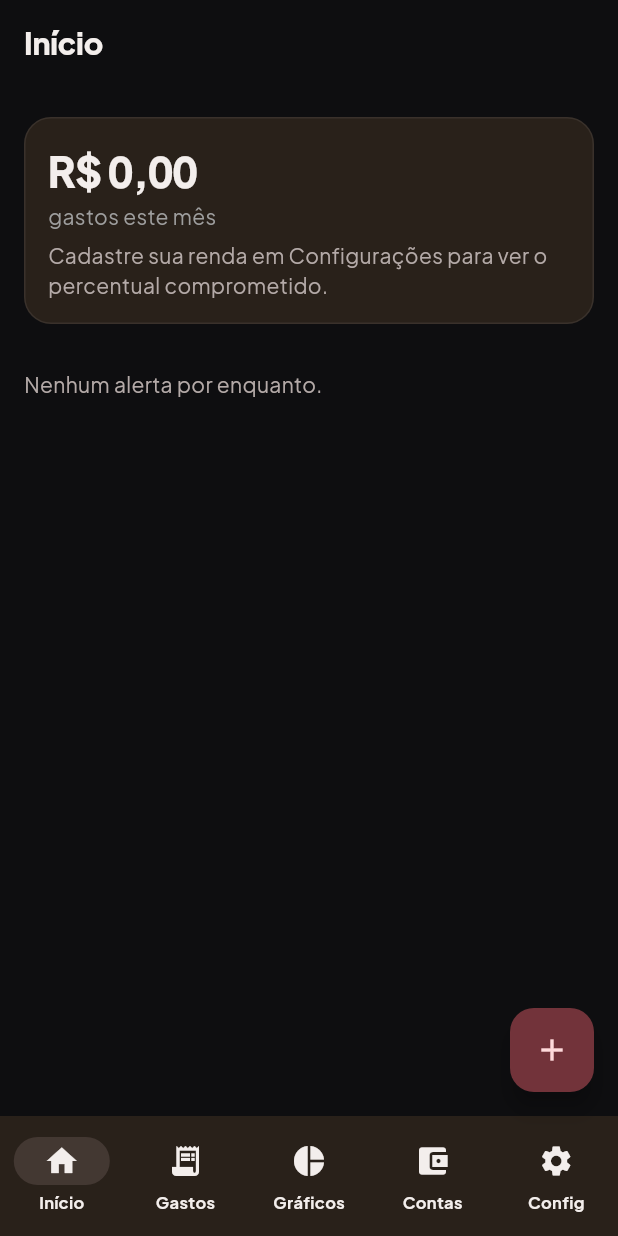
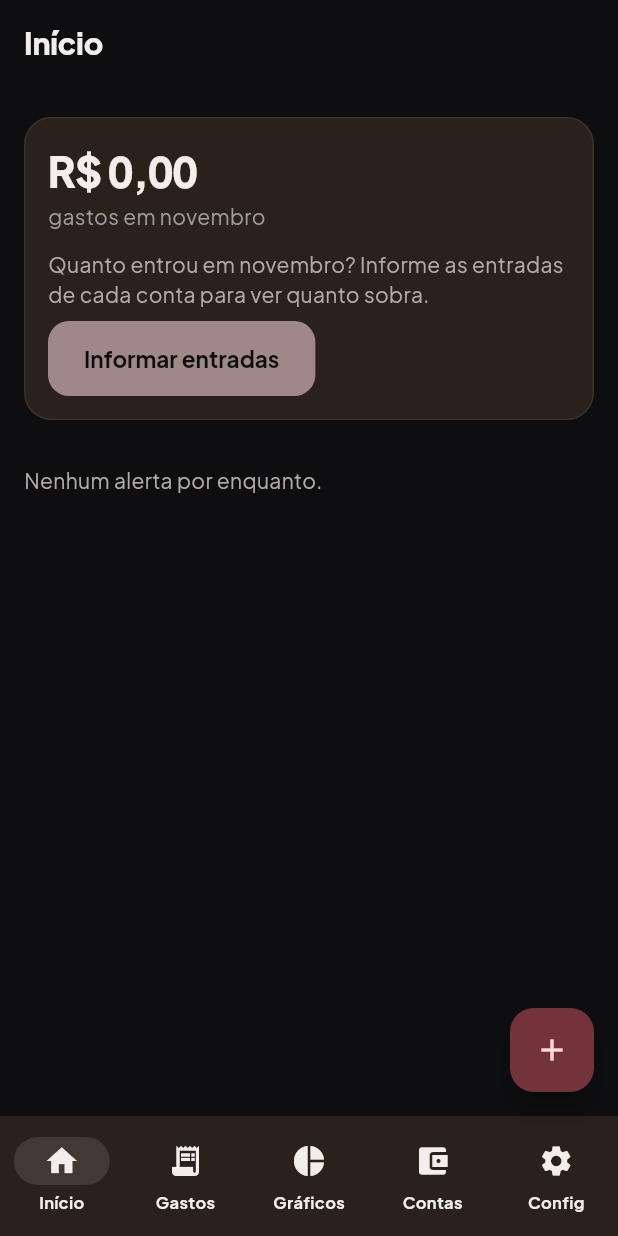
Before and after one commit to NetoPagnani/ControleGastos, a Flutter app: the screen it shows once a user with an empty profile is signed in, on a phone screen of 412 x 824 dp. Run offline on Flutter 3.47's test engine with Material 3 defaults, Android fonts, the phone set to English and light mode, and no system bars; our stand-ins replace cloud_firestore, firebase_auth, firebase_core, fl_chart, google_fonts, google_sign_in and 3 more; accounts and stored records are empty; generated files the repository leaves out were written again; network calls fail.

Commit message:
Entradas por mes e por conta no Inicio, com quanto sobra em cada conta

```diff
--- a/lib/core/privacidade.dart
+++ b/lib/core/privacidade.dart
@@ -11,7 +11,7 @@ O Controle de Gastos guarda apenas o que você digita nele, para que você veja
 
 O que é coletado
 • E-mail e identificador da sua conta, usados para login (e-mail e senha ou Google).
-• Os dados que você cadastra: gastos (valor, data, categoria, conta, descrição), contas e cartões (apelido, limite, dias de fechamento e vencimento), categorias e a renda mensal de referência.
+• Os dados que você cadastra: gastos (valor, data, categoria, conta, descrição), contas e cartões (apelido, limite, dias de fechamento e vencimento), categorias e quanto entrou em cada conta por mês.
 
 O app não acessa sua conta bancária, não lê SMS, notificações, contatos ou localização, e não exibe anúncios.
 
--- a/lib/dados/conta_usuario.dart
+++ b/lib/dados/conta_usuario.dart
@@ -2,7 +2,7 @@ import 'package:cloud_firestore/cloud_firestore.dart';
 
 import 'repositorios.dart' show colecaoDoUsuario;
 
-const _subcolecoes = ['contas', 'categorias', 'lancamentos', 'recorrencias'];
+const _subcolecoes = ['contas', 'categorias', 'lancamentos', 'recorrencias', 'entradas'];
 
 /// O Firestore aceita no maximo 500 operacoes por lote.
 const _tamanhoDoLote = 500;
--- a/lib/dados/repositorios.dart
+++ b/lib/dados/repositorios.dart
@@ -145,23 +145,29 @@ class PerfilRepositorio {
     final agora = agoraIso();
     gravarSemEsperar(_doc(usuarioId).set({
       'nome': null,
-      'renda_mensal_centavos': 0,
       'criado_em': agora,
       'atualizado_em': agora,
     }, SetOptions(merge: true)));
   }
 
-  /// Renda de referencia. Nao e transacao, so um numero que a pessoa ajusta
-  /// quando muda de salario; destrava o percentual comprometido no Inicio.
-  Stream<int> observarRendaCentavos(String usuarioId) {
-    return _doc(usuarioId).snapshots().map((d) => (d.data()?['renda_mensal_centavos'] as int?) ?? 0);
+  /// Quanto entrou em cada conta, por mes: {'2026-11': {contaId: centavos}}.
+  /// Nao sao lancamentos, so os valores que a pessoa informa no Inicio para
+  /// ver quanto sobra em cada conta. Um documento por mes em
+  /// usuarios/{uid}/entradas/{AAAA-MM}.
+  Stream<Map<String, Map<String, int>>> observarEntradas(String usuarioId) {
+    return colecaoDoUsuario(_db, usuarioId, 'entradas').snapshots().map((s) => {
+          for (final d in s.docs)
+            d.id: {
+              for (final c in ((d.data()['contas'] as Map<String, dynamic>?) ?? const {}).entries) c.key: c.value as int,
+            },
+        });
   }
 
-  Future<void> definirRendaCentavos(String usuarioId, int centavos) async {
-    gravarSemEsperar(_doc(usuarioId).set(
-      {'renda_mensal_centavos': centavos, 'atualizado_em': agoraIso()},
-      SetOptions(merge: true),
-    ));
+  /// Substitui as entradas do [mes] inteiro: conta que ficou de fora some.
+  Future<void> definirEntradas(String usuarioId, String mes, Map<String, int> valores) async {
+    gravarSemEsperar(
+      colecaoDoUsuario(_db, usuarioId, 'entradas').doc(mes).set({'contas': valores, 'atualizado_em': agoraIso()}),
+    );
   }
 }
 
--- a/lib/dominio/resumo.dart
+++ b/lib/dominio/resumo.dart
@@ -1,6 +1,72 @@
-/// Percentual dos gastos sobre a renda de referencia.
-/// Sem renda cadastrada, retorna null: a tela pede para preencher a renda.
+import 'modelos.dart';
+
+/// Percentual dos gastos sobre as entradas do mes.
+/// Sem entradas informadas, retorna null: a tela pede para informar.
 double? percentualDaRenda(int gastosCentavos, int rendaCentavos) {
   if (rendaCentavos <= 0) return null;
   return gastosCentavos / rendaCentavos * 100;
 }
+
+/// Mes como texto AAAA-MM: e a chave das entradas guardadas por mes.
+String chaveDoMes(DateTime d) => '${d.year.toString().padLeft(4, '0')}-${d.month.toString().padLeft(2, '0')}';
+
+/// Entrou, gastou e sobra de uma conta no mes.
+class SobraDaConta {
+  const SobraDaConta({required this.conta, required this.entrou, required this.gastou});
+
+  final Conta conta;
+  final int entrou;
+  final int gastou;
+
+  int get sobra => entrou - gastou;
+}
+
+class ResumoDoMes {
+  const ResumoDoMes({required this.contas, required this.gastoCartoes, required this.entrouTotal, required this.gastouTotal});
+
+  /// Contas que recebem dinheiro (tudo menos cartao de credito).
+  final List<SobraDaConta> contas;
+
+  /// Cartao de credito nao recebe entrada: o app nao sabe de qual conta a
+  /// fatura vai ser paga, entao o gasto dele so pesa na sobra total.
+  final int gastoCartoes;
+  final int entrouTotal;
+  final int gastouTotal;
+
+  int get sobraTotal => entrouTotal - gastouTotal;
+}
+
+ResumoDoMes resumoDoMes({
+  required List<Conta> contas,
+  required Map<String, int> entradas,
+  required List<Lancamento> lancamentos,
+}) {
+  final gastoPorConta = <String, int>{};
+  var gastouTotal = 0;
+  for (final l in lancamentos) {
+    gastoPorConta[l.contaId] = (gastoPorConta[l.contaId] ?? 0) + l.valorCentavos;
+    gastouTotal += l.valorCentavos;
+  }
+  final linhas = [
+    for (final c in contas)
+      if (c.tipo != 'cartao_credito') SobraDaConta(conta: c, entrou: entradas[c.id] ?? 0, gastou: gastoPorConta[c.id] ?? 0),
+  ];
+  return ResumoDoMes(
+    contas: linhas,
+    gastoCartoes: [
+      for (final c in contas)
+        if (c.tipo == 'cartao_credito') gastoPorConta[c.id] ?? 0,
+    ].fold(0, (a, b) => a + b),
+    entrouTotal: linhas.fold(0, (soma, c) => soma + c.entrou),
+    gastouTotal: gastouTotal,
+  );
+}
+
+/// Entradas de [mes] por conta. Mes ainda nao informado sugere os valores
+/// do ultimo mes informado antes dele, para a pessoa so confirmar.
+({Map<String, int> valores, bool informado}) entradasDoMes(Map<String, Map<String, int>> todas, String mes) {
+  final doMes = todas[mes];
+  if (doMes != null) return (valores: doMes, informado: true);
+  final anteriores = todas.keys.where((m) => m.compareTo(mes) < 0).toList()..sort();
+  return (valores: anteriores.isEmpty ? <String, int>{} : todas[anteriores.last]!, informado: false);
+}
--- /dev/null
+++ b/lib/telas/cartao_do_mes.dart
@@ -0,0 +1,164 @@
+import 'package:flutter/material.dart';
+
+import '../core/dinheiro.dart';
+import '../core/tema.dart';
+import '../dominio/modelos.dart';
+import '../dominio/resumo.dart';
+
+/// Cartao do mes no Inicio: quanto entrou, gastou e sobra em cada conta, os
+/// cartoes de credito numa linha propria e o total.
+class CartaoDoMes extends StatelessWidget {
+  const CartaoDoMes({
+    super.key,
+    required this.nomeDoMes,
+    required this.resumo,
+    required this.informado,
+    required this.onInformar,
+  });
+
+  final String nomeDoMes;
+  final ResumoDoMes resumo;
+
+  /// false: as entradas deste mes ainda nao foram informadas.
+  final bool informado;
+  final VoidCallback onInformar;
+
+  @override
+  Widget build(BuildContext context) {
+    final percentual = percentualDaRenda(resumo.gastouTotal, resumo.entrouTotal);
+    return Card(
+      child: Padding(
+        padding: const EdgeInsets.all(16),
+        child: Column(
+          crossAxisAlignment: CrossAxisAlignment.start,
+          children: [
+            Text('R\$ ${reais(resumo.gastouTotal)}', style: estiloValorGrande(tamanho: 28)),
+            Text('gastos em $nomeDoMes', style: const TextStyle(color: Colors.grey)),
+            const SizedBox(height: 12),
+            if (!informado) ...[
+              Text('Quanto entrou em $nomeDoMes? Informe as entradas de cada conta para ver quanto sobra.'),
+              const SizedBox(height: 8),
+              FilledButton(onPressed: onInformar, child: const Text('Informar entradas')),
+            ] else ...[
+              Row(
+                children: [
+                  Expanded(
+                    child: Text('Entradas de $nomeDoMes', style: const TextStyle(fontWeight: FontWeight.bold)),
+                  ),
+                  TextButton(onPressed: onInformar, child: const Text('editar')),
+                ],
+              ),
+              for (final c in resumo.contas) _linhaDaConta(c),
+              if (resumo.gastoCartoes != 0)
+                Padding(
+                  padding: const EdgeInsets.only(top: 6),
+                  child: Text('Cartões de crédito: gastou ${reais(resumo.gastoCartoes)}'),
+                ),
+              const Divider(height: 20),
+              _textoDaSobra(
+                'Total: entrou ${reais(resumo.entrouTotal)} · gastou ${reais(resumo.gastouTotal)} · '
+                'sobra ${reais(resumo.sobraTotal)}',
+                resumo.sobraTotal,
+                negrito: true,
+              ),
+              if (percentual != null) ...[
+                const SizedBox(height: 8),
+                Text('${percentual.toStringAsFixed(0)}% das entradas do mês'),
+                const SizedBox(height: 6),
+                ClipRRect(
+                  borderRadius: BorderRadius.circular(6),
+                  child: LinearProgressIndicator(
+                    value: (percentual / 100).clamp(0, 1),
+                    minHeight: 8,
+                    color: percentual >= 100 ? corAlerta : corAviso,
+                  ),
+                ),
+              ],
+            ],
+          ],
+        ),
+      ),
+    );
+  }
+
+  Widget _linhaDaConta(SobraDaConta c) {
+    return Padding(
+      padding: const EdgeInsets.only(top: 6),
+      child: Column(
+        crossAxisAlignment: CrossAxisAlignment.start,
+        children: [
+          Text(c.conta.apelido),
+          _textoDaSobra(
+            'entrou ${reais(c.entrou)} · gastou ${reais(c.gastou)} · sobra ${reais(c.sobra)}',
+            c.sobra,
+          ),
+        ],
+      ),
+    );
+  }
+
+  /// Sobra negativa em vermelho: gastou mais do que entrou.
+  Widget _textoDaSobra(String texto, int sobra, {bool negrito = false}) {
+    return Text(
+      texto,
+      style: TextStyle(
+        color: sobra < 0 ? corAlerta : null,
+        fontWeight: negrito ? FontWeight.bold : null,
+      ),
+    );
+  }
+}
+
+/// Janela para informar quanto entrou em cada conta no mes. Cartao de
+/// credito fica de fora. Vem preenchida com [sugeridas] (o mes anterior).
+/// Devolve os valores maiores que zero, ou null se cancelar.
+Future<Map<String, int>?> pedirEntradas(
+  BuildContext context, {
+  required String nomeDoMes,
+  required List<Conta> contas,
+  required Map<String, int> sugeridas,
+}) {
+  final queRecebem = [for (final c in contas) if (c.tipo != 'cartao_credito') c];
+  final campos = {
+    for (final c in queRecebem)
+      c.id: TextEditingController(text: sugeridas[c.id] == null ? '' : _paraCampo(sugeridas[c.id]!)),
+  };
+  return showDialog<Map<String, int>>(
+    context: context,
+    builder: (context) => AlertDialog(
+      title: Text('Entradas de $nomeDoMes'),
+      content: SingleChildScrollView(
+        child: Column(
+          mainAxisSize: MainAxisSize.min,
+          children: [
+            const Text('Quanto entrou em cada conta neste mês (salário, vale, Pix recebido...).'),
+            if (queRecebem.isEmpty)
+              const Padding(
+                padding: EdgeInsets.only(top: 12),
+                child: Text('Cadastre uma conta que não seja cartão de crédito em Contas.'),
+              ),
+            for (final c in queRecebem)
+              TextField(
+                controller: campos[c.id],
+                keyboardType: const TextInputType.numberWithOptions(decimal: true),
+                decoration: InputDecoration(labelText: c.apelido, prefixText: 'R\$ '),
+              ),
+          ],
+        ),
+      ),
+      actions: [
+        TextButton(onPressed: () => Navigator.pop(context), child: const Text('Cancelar')),
+        FilledButton(
+          onPressed: () => Navigator.pop(context, {
+            for (final c in queRecebem)
+              if ((centavosDeTexto(campos[c.id]!.text) ?? 0) > 0) c.id: centavosDeTexto(campos[c.id]!.text)!,
+          }),
+          child: const Text('Salvar'),
+        ),
+      ],
+    ),
+  );
+}
+
+/// 300000 -> "3000,00": sem ponto de milhar, mais facil de editar.
+String _paraCampo(int centavos) => '${centavos ~/ 100},${(centavos % 100).toString().padLeft(2, '0')}';
--- a/lib/telas/inicio.dart
+++ b/lib/telas/inicio.dart
@@ -9,6 +9,8 @@ import '../dados/repositorios.dart';
 import '../dominio/alertas.dart';
 import '../dominio/modelos.dart';
 import '../dominio/resumo.dart';
+import 'cartao_do_mes.dart';
+import 'gastos.dart' show nomesDosMeses;
 
 String _reais(int centavos) => reais(centavos);
 
@@ -39,13 +41,13 @@ class _TelaInicioState extends State<TelaInicio> {
       body: StreamBuilder<List<Lancamento>>(
         stream: _lancamentos.observarPeriodo(usuarioId: usuarioAtualId, inicio: inicioMes, fim: fimMes),
         builder: (context, lancSnap) {
-          final totalMes = (lancSnap.data ?? const <Lancamento>[])
-              .fold<int>(0, (soma, l) => soma + l.valorCentavos);
+          final doMes = lancSnap.data ?? const <Lancamento>[];
+          final totalMes = doMes.fold<int>(0, (soma, l) => soma + l.valorCentavos);
 
-          return StreamBuilder<int>(
-            stream: _perfil.observarRendaCentavos(usuarioAtualId),
-            builder: (context, rendaSnap) {
-              final renda = rendaSnap.data ?? 0;
+          return StreamBuilder<Map<String, Map<String, int>>>(
+            stream: _perfil.observarEntradas(usuarioAtualId),
+            builder: (context, entradasSnap) {
+              final entradas = entradasDoMes(entradasSnap.data ?? const {}, chaveDoMes(agora));
 
               return StreamBuilder<List<Categoria>>(
                 stream: _categorias.observarAtivas(usuarioAtualId),
@@ -57,9 +59,9 @@ class _TelaInicioState extends State<TelaInicio> {
                   return StreamBuilder<List<Conta>>(
                     stream: _contas.observarAtivas(usuarioAtualId),
                     builder: (context, contasSnap) {
-                      final cartoes = (contasSnap.data ?? const <Conta>[])
-                          .where((c) => c.tipo == 'cartao_credito')
-                          .toList();
+                      final contas = contasSnap.data ?? const <Conta>[];
+                      final cartoes = contas.where((c) => c.tipo == 'cartao_credito').toList();
+                      final nomeDoMes = nomesDosMeses[agora.month - 1].toLowerCase();
 
                       return ListView(
                         padding: const EdgeInsets.all(16),
@@ -67,7 +69,17 @@ class _TelaInicioState extends State<TelaInicio> {
                         // muda de total — os StreamBuilders de cima ja cuidam do resto.
                         key: ValueKey(totalMes),
                         children: [
-                          _resumoDoMes(totalMes, renda),
+                          CartaoDoMes(
+                            nomeDoMes: nomeDoMes,
+                            resumo: resumoDoMes(
+                              contas: contas,
+                              // Mes ainda nao informado: so mostra o pedido, sem somar a sugestao.
+                              entradas: entradas.informado ? entradas.valores : const {},
+                              lancamentos: doMes,
+                            ),
+                            informado: entradas.informado,
+                            onInformar: () => _informarEntradas(nomeDoMes, contas, entradas.valores, agora),
+                          ),
                           const SizedBox(height: 16),
                           FutureBuilder<Alertas>(
                             future: _relatorios.calcularAlertas(usuarioId: usuarioAtualId, mesReferencia: agora),
@@ -108,35 +120,9 @@ class _TelaInicioState extends State<TelaInicio> {
     );
   }
 
-  Widget _resumoDoMes(int totalMes, int renda) {
-    final percentual = percentualDaRenda(totalMes, renda);
-    return Card(
-      child: Padding(
-        padding: const EdgeInsets.all(16),
-        child: Column(
-          crossAxisAlignment: CrossAxisAlignment.start,
-          children: [
-            Text('R\$ ${_reais(totalMes)}', style: estiloValorGrande(tamanho: 28)),
-            const Text('gastos este mês', style: TextStyle(color: Colors.grey)),
-            const SizedBox(height: 6),
-            if (percentual == null)
-              const Text('Cadastre sua renda em Configurações para ver o percentual comprometido.')
-            else ...[
-              Text('${percentual.toStringAsFixed(0)}% da sua renda de referência'),
-              const SizedBox(height: 6),
-              ClipRRect(
-                borderRadius: BorderRadius.circular(6),
-                child: LinearProgressIndicator(
-                  value: (percentual / 100).clamp(0, 1),
-                  minHeight: 8,
-                  color: percentual >= 100 ? corAlerta : corAviso,
-                ),
-              ),
-            ],
-          ],
-        ),
-      ),
-    );
+  Future<void> _informarEntradas(String nomeDoMes, List<Conta> contas, Map<String, int> sugeridas, DateTime mes) async {
+    final valores = await pedirEntradas(context, nomeDoMes: nomeDoMes, contas: contas, sugeridas: sugeridas);
+    if (valores != null) await _perfil.definirEntradas(usuarioAtualId, chaveDoMes(mes), valores);
   }
 
   Widget _cartaoAlertaPadrao(AlertaPadrao a, Map<String, String> nomeCategoria) {
```
Also changed, not shown: lib/telas/configuracoes.dart (+0 -42 lines), 5 other files.
